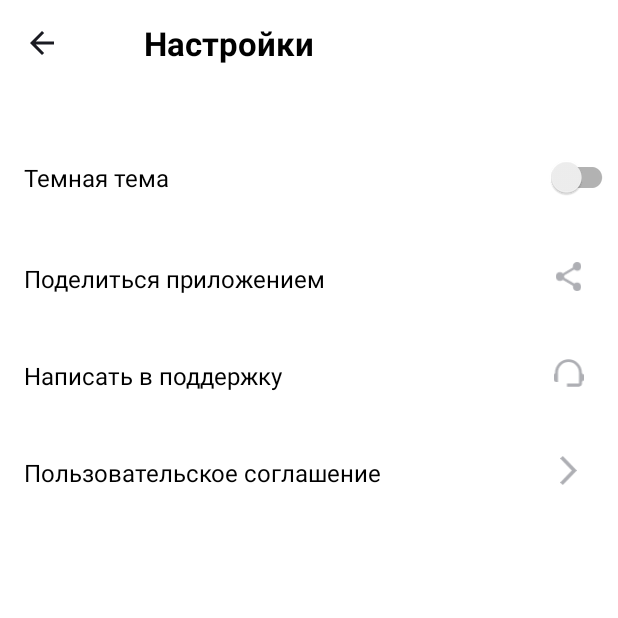
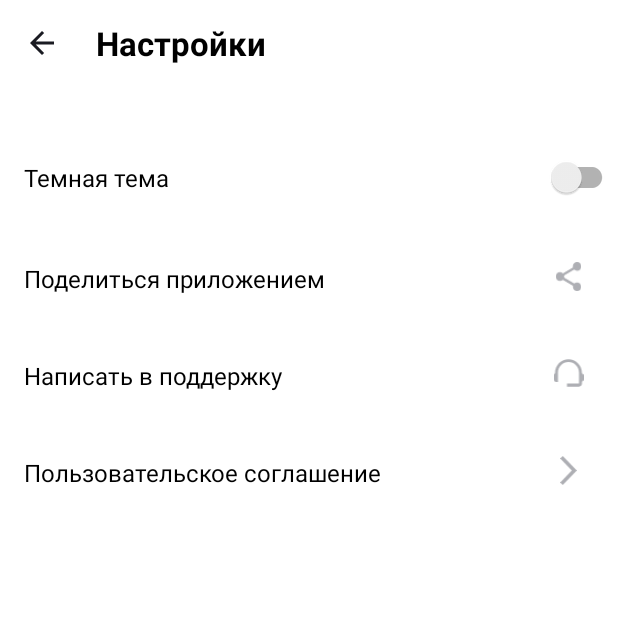
Before and after one commit to OlegQt/Yandex-Practicum_PlaylistMaker, an Android app: the ActivitySettings screen opened directly, with no data from a screen before it, on a phone screen of 412 x 824 dp, the top half of it. Run offline under Robolectric (Android 15) with nearby library versions, the phone set to English and light mode, and no system bars.

Commit message:
Txt "настройки" отступ от стрелки 28dp

```diff
--- a/app/src/main/java/com/playlistmaker/ActivitySettings.kt
+++ b/app/src/main/java/com/playlistmaker/ActivitySettings.kt
@@ -13,7 +13,6 @@ class ActivitySettings : AppCompatActivity() {
         val imgBack: ImageView = findViewById(R.id.backToMainActivity)
         val mainScreen = Intent(this.baseContext, MainActivity::class.java)
 
-        imgBack.setOnClickListener{startActivity(mainScreen)}
-
+        imgBack.setOnClickListener{finish()}
     }
 }
--- a/app/src/main/res/layout/activity_main.xml
+++ b/app/src/main/res/layout/activity_main.xml
@@ -5,9 +5,8 @@
     android:layout_height="match_parent"
     android:background="@color/Blue_back"
     android:orientation="vertical"
-    android:paddingStart="@dimen/padding_left_right"
+    android:paddingHorizontal="@dimen/padding_left_right"
     android:paddingTop="14dp"
-    android:paddingEnd="@dimen/padding_left_right"
     android:paddingBottom="12dp">
 
 
--- a/app/src/main/res/layout/activity_settings.xml
+++ b/app/src/main/res/layout/activity_settings.xml
@@ -30,7 +30,7 @@
         <TextView
             android:layout_width="wrap_content"
             android:layout_height="wrap_content"
-            android:layout_marginStart="60dp"
+            android:layout_marginStart="28dp"
             android:text="@string/options"
             android:textColor="@color/black"
             android:textSize="@dimen/text_size_high"
```
